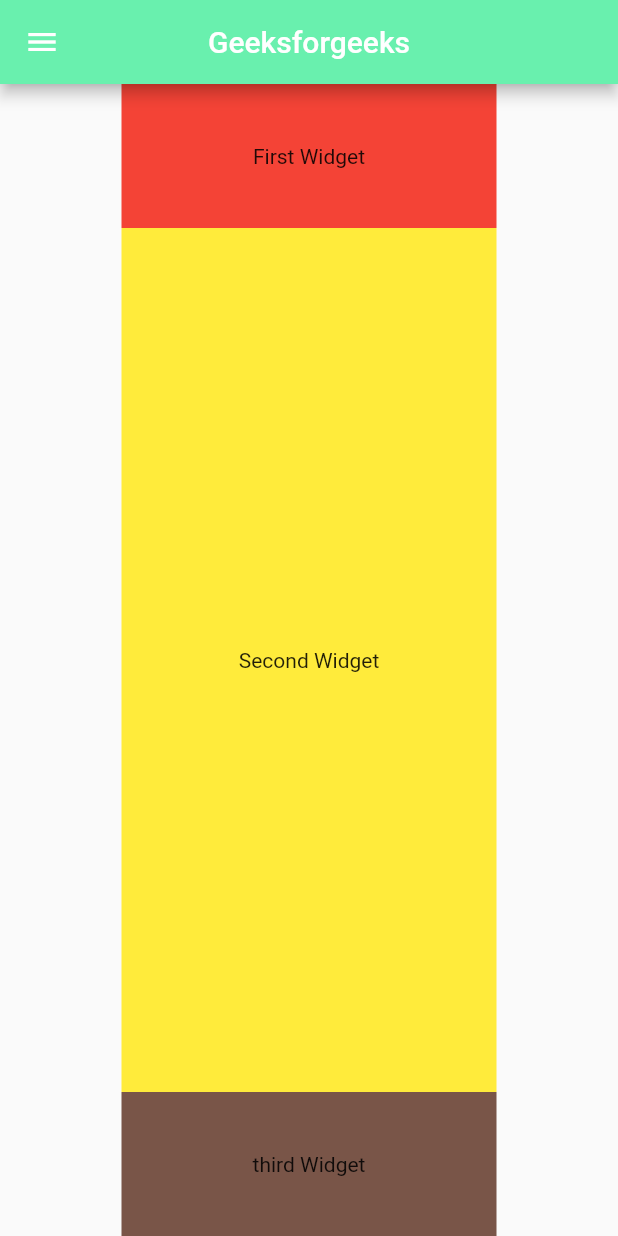
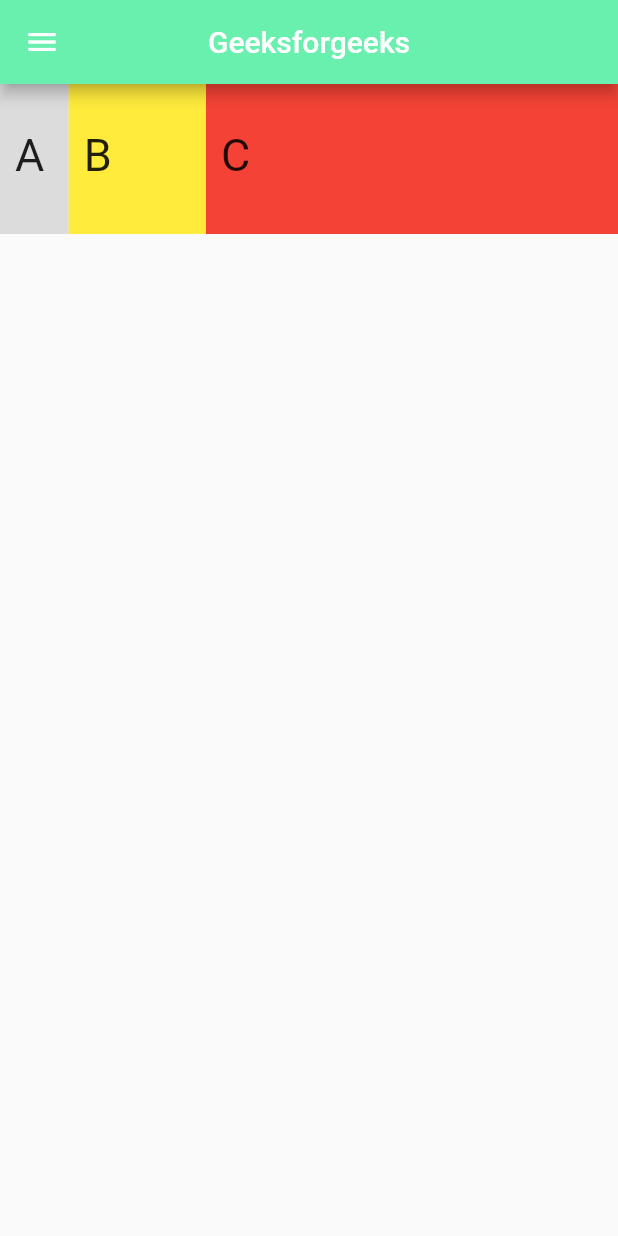
Before and after one commit to Jab1k/dars6, a Flutter app: the screen it shows after launch, on a phone screen of 412 x 824 dp. Run offline on Flutter 3.47's test engine with Material 2 defaults, Android fonts, the phone set to English and light mode, and no system bars.

Commit message:
2-masala

```diff
--- a/lib/dars.dart
+++ b/lib/dars.dart
@@ -11,21 +11,39 @@ class Dars extends StatelessWidget {
       home: Scaffold(
         appBar: AppBar(
           centerTitle: true,
-          leading: Icon(Icons.menu),
+          leading: const Icon(Icons.menu),
           backgroundColor: Colors.greenAccent,
-          title: Text('Geeksforgeeks'),
+          title: const Text('Geeksforgeeks'),
         ),
-        body: Center(
-          child: Column(
+        body: Row(
           children: [
             Expanded(
               flex: 1,
               child: Container(
                 width: 250,
-                  height: 250,
-                  color: Colors.red,
-                  child: Center(
-                    child: Text('First Widget'),
+                height: 100,
+                color: Colors.black12,
+                child: const Padding(
+                  padding: EdgeInsets.only(top: 30, left: 10),
+                  child: Text(
+                    'A',
+                    style: TextStyle(fontSize: 30),
+                  ),
+                ),
+              ),
+            ),
+            Expanded(
+              flex: 2,
+              child: Container(
+                width: 250,
+                height: 100,
+                color: Colors.yellow,
+                child: const Padding(
+                  padding: EdgeInsets.only(top: 30, left: 10),
+                  child: Text(
+                    'B',
+                    style: TextStyle(fontSize: 30),
+                  ),
                 ),
               ),
             ),
@@ -33,28 +51,20 @@ class Dars extends StatelessWidget {
               flex: 6,
               child: Container(
                 width: 250,
-                  height: 250,
-                  color: Colors.yellow,
-                  child: Center(
-                    child: Text('Second Widget'),
+                height: 100,
+                color: Colors.red,
+                child: const Padding(
+                  padding: EdgeInsets.only(top: 30, left: 10),
+                  child: Text(
+                    'C',
+                    style: TextStyle(fontSize: 30),
                   ),
-                ),
-              ),
-              Expanded(
-                flex: 1,
-                child: Container(
-                  width: 250,
-                  height: 250,
-                  color: Colors.brown,
-                  child: Center(
-                    child: Text('third Widget'),
                 ),
               ),
             )
           ],
         ),
       ),
-      ),
     );
   }
 }
```
Lines whose indentation alone changed are shown as unchanged.
